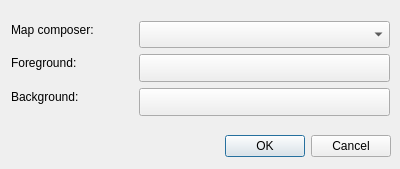
Above: TurnGray/turn_gray_dialog_base.ui from raymondnijssen/turngray before the change. Below: the same form after it.
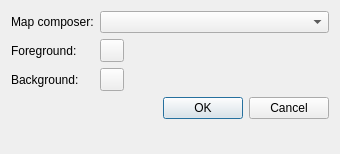
That is the form after the change. Custom widgets are drawn as their Qt base class.

Commit message: dynamically item scaling in dialog #4

```diff
--- a/TurnGray/turn_gray_dialog_base.ui
+++ b/TurnGray/turn_gray_dialog_base.ui
@@ -6,119 +6,81 @@
    <rect>
     <x>0</x>
     <y>0</y>
-    <width>400</width>
-    <height>169</height>
+    <width>340</width>
+    <height>154</height>
    </rect>
   </property>
   <property name="windowTitle">
    <string>Turn Gray</string>
   </property>
-  <widget class="QDialogButtonBox" name="button_box">
-   <property name="geometry">
-    <rect>
-     <x>10</x>
-     <y>130</y>
-     <width>381</width>
-     <height>32</height>
-    </rect>
+  <layout class="QFormLayout" name="formLayout">
+   <property name="fieldGrowthPolicy">
+    <enum>QFormLayout::AllNonFixedFieldsGrow</enum>
    </property>
-   <property name="orientation">
-    <enum>Qt::Horizontal</enum>
-   </property>
-   <property name="standardButtons">
-    <set>QDialogButtonBox::Cancel|QDialogButtonBox::Ok</set>
-   </property>
-  </widget>
-  <widget class="QgsColorButtonV2" name="mColorButtonForeground">
-   <property name="geometry">
-    <rect>
-     <x>139</x>
-     <y>54</y>
-     <width>251</width>
-     <height>28</height>
-    </rect>
-   </property>
-   <property name="color">
-    <color>
-     <red>127</red>
-     <green>127</green>
-     <blue>127</blue>
-    </color>
-   </property>
-   <property name="defaultColor">
-    <color>
-     <red>127</red>
-     <green>127</green>
-     <blue>127</blue>
-    </color>
-   </property>
-  </widget>
-  <widget class="QgsColorButtonV2" name="mColorButtonBackground">
-   <property name="geometry">
-    <rect>
-     <x>139</x>
-     <y>88</y>
-     <width>251</width>
-     <height>28</height>
-    </rect>
-   </property>
-   <property name="color">
-    <color>
-     <red>255</red>
-     <green>255</green>
-     <blue>255</blue>
-    </color>
-   </property>
-  </widget>
-  <widget class="QComboBox" name="comboBox_composer">
-   <property name="geometry">
-    <rect>
-     <x>139</x>
-     <y>21</y>
-     <width>251</width>
-     <height>27</height>
-    </rect>
-   </property>
-  </widget>
-  <widget class="QLabel" name="label_composer">
-   <property name="geometry">
-    <rect>
-     <x>11</x>
-     <y>21</y>
-     <width>105</width>
-     <height>17</height>
-    </rect>
-   </property>
-   <property name="text">
-    <string>Map composer:</string>
-   </property>
-  </widget>
-  <widget class="QLabel" name="label_foreground_color">
-   <property name="geometry">
-    <rect>
-     <x>11</x>
-     <y>54</y>
-     <width>85</width>
-     <height>17</height>
-    </rect>
-   </property>
-   <property name="text">
-    <string>Foreground:</string>
-   </property>
-  </widget>
-  <widget class="QLabel" name="label_background_color">
-   <property name="geometry">
-    <rect>
-     <x>11</x>
-     <y>88</y>
-     <width>86</width>
-     <height>17</height>
-    </rect>
-   </property>
-   <property name="text">
-    <string>Background:</string>
-   </property>
-  </widget>
+   <item row="0" column="0">
+    <widget class="QLabel" name="label_composer">
+     <property name="text">
+      <string>Map composer:</string>
+     </property>
+    </widget>
+   </item>
+   <item row="0" column="1">
+    <widget class="QComboBox" name="comboBox_composer"/>
+   </item>
+   <item row="1" column="0">
+    <widget class="QLabel" name="label_foreground_color">
+     <property name="text">
+      <string>Foreground:</string>
+     </property>
+    </widget>
+   </item>
+   <item row="1" column="1">
+    <widget class="QgsColorButtonV2" name="mColorButtonForeground">
+     <property name="color">
+      <color>
+       <red>127</red>
+       <green>127</green>
+       <blue>127</blue>
+      </color>
+     </property>
+     <property name="defaultColor">
+      <color>
+       <red>127</red>
+       <green>127</green>
+       <blue>127</blue>
+      </color>
+     </property>
+    </widget>
+   </item>
+   <item row="2" column="0">
+    <widget class="QLabel" name="label_background_color">
+     <property name="text">
+      <string>Background:</string>
+     </property>
+    </widget>
+   </item>
+   <item row="2" column="1">
+    <widget class="QgsColorButtonV2" name="mColorButtonBackground">
+     <property name="color">
+      <color>
+       <red>255</red>
+       <green>255</green>
+       <blue>255</blue>
+      </color>
+     </property>
+    </widget>
+   </item>
+   <item row="4" column="0" colspan="2">
+    <widget class="QDialogButtonBox" name="button_box">
+     <property name="orientation">
+      <enum>Qt::Horizontal</enum>
+     </property>
+     <property name="standardButtons">
+      <set>QDialogButtonBox::Cancel|QDialogButtonBox::Ok</set>
+     </property>
+    </widget>
+   </item>
+  </layout>
  </widget>
  <customwidgets>
   <customwidget>
```
Left out of the diff: 6 changed lines with no effect on the pictures.
